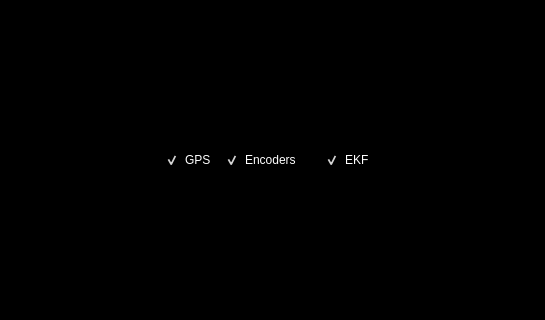
Before: the Qt Designer form src/rover_gui_plugin.ui in BCLab-UNM/SwarmathonIV-Cabrillo-Public, drawn with Qt 5; both pictures show x 555 to 1100 and y 107 to 427 of the 1100 by 725 pixel window.
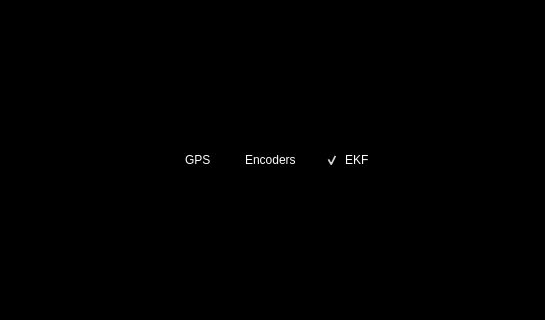
After: the same form once the commit is applied. The open tabs and pages were chosen to show the change. Icons and pictures are not drawn. Custom widgets are drawn as their Qt base class.

Patch:
```diff
--- a/src/rover_gui_plugin.ui
+++ b/src/rover_gui_plugin.ui
@@ -174,7 +174,7 @@
        <string>GPS</string>
       </property>
       <property name="checked">
-       <bool>true</bool>
+       <bool>false</bool>
       </property>
      </widget>
      <widget class="QCheckBox" name="ekf_checkbox">
@@ -212,7 +212,7 @@
        <string>Encoders</string>
       </property>
       <property name="checked">
-       <bool>true</bool>
+       <bool>false</bool>
       </property>
      </widget>
     </widget>
```
Left out of the diff: 26 changed lines with no effect on the pictures.
